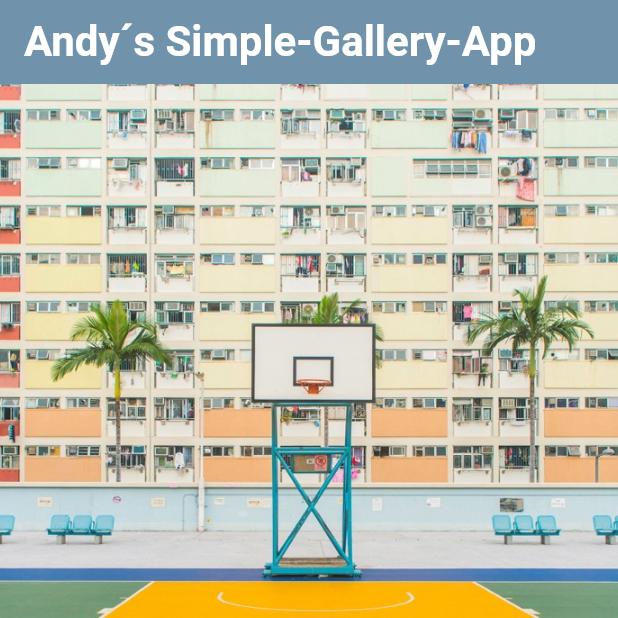
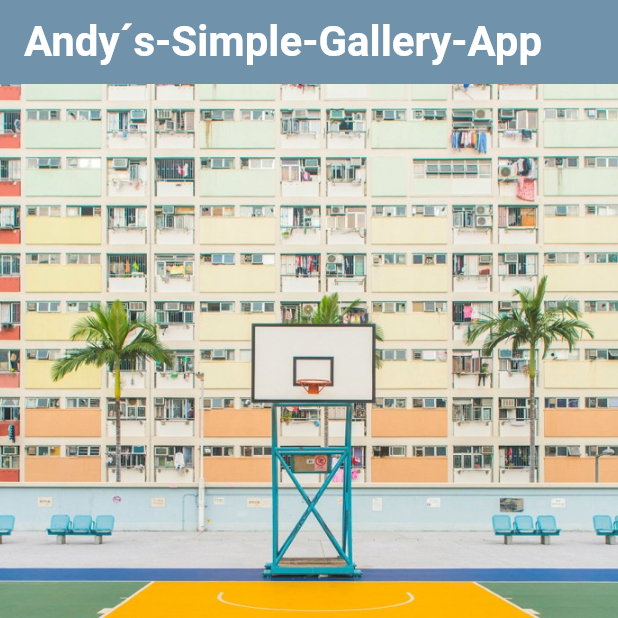
Before and after one commit to Dopa91/simple_gallery_app_dopatka, a Flutter app: the screen it shows after launch, on a phone screen of 412 x 824 dp, the top half of it. Run offline on Flutter 3.47's test engine with Material 3 defaults, Android fonts, the phone set to English and light mode, and no system bars; drawn by our look-alikes of flutter_image_slideshow.

```diff
--- a/lib/start_page.dart
+++ b/lib/start_page.dart
@@ -10,7 +10,7 @@ class StartPage extends StatelessWidget {
     return Scaffold(
       appBar: AppBar(
           forceMaterialTransparency: true,
-          title: const Text("Andy´s Simple-Gallery-App",
+          title: const Text("Andy´s-Simple-Gallery-App",
               style: TextStyle(
                   fontSize: 28,
                   fontWeight: FontWeight.w600,
```
